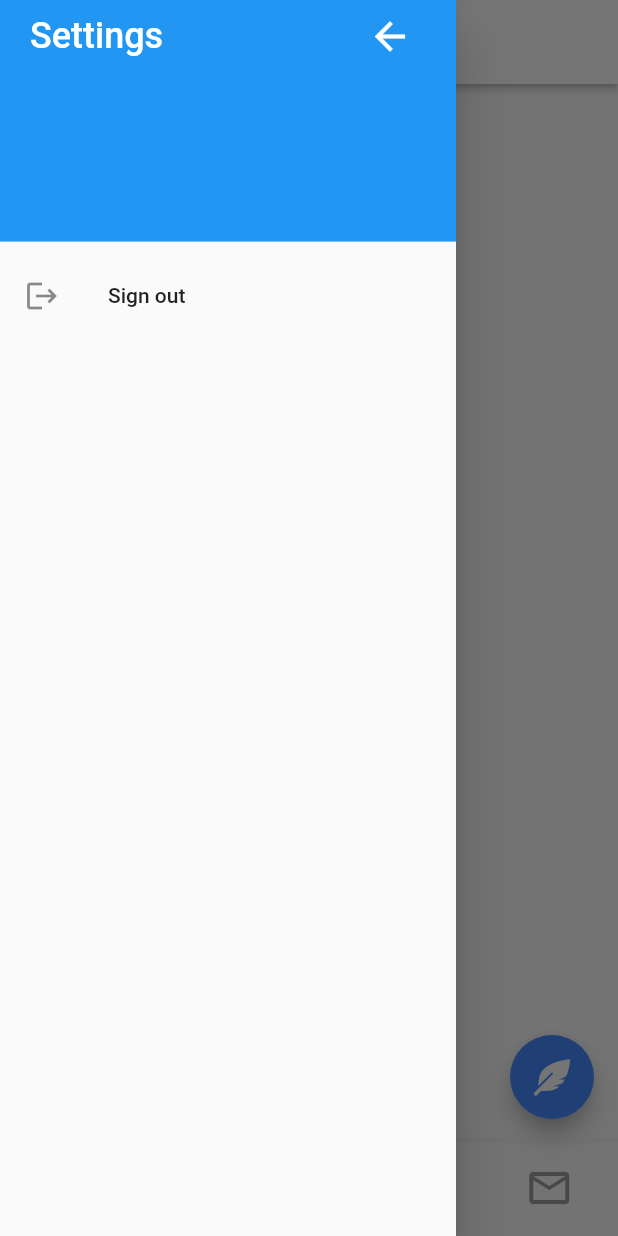
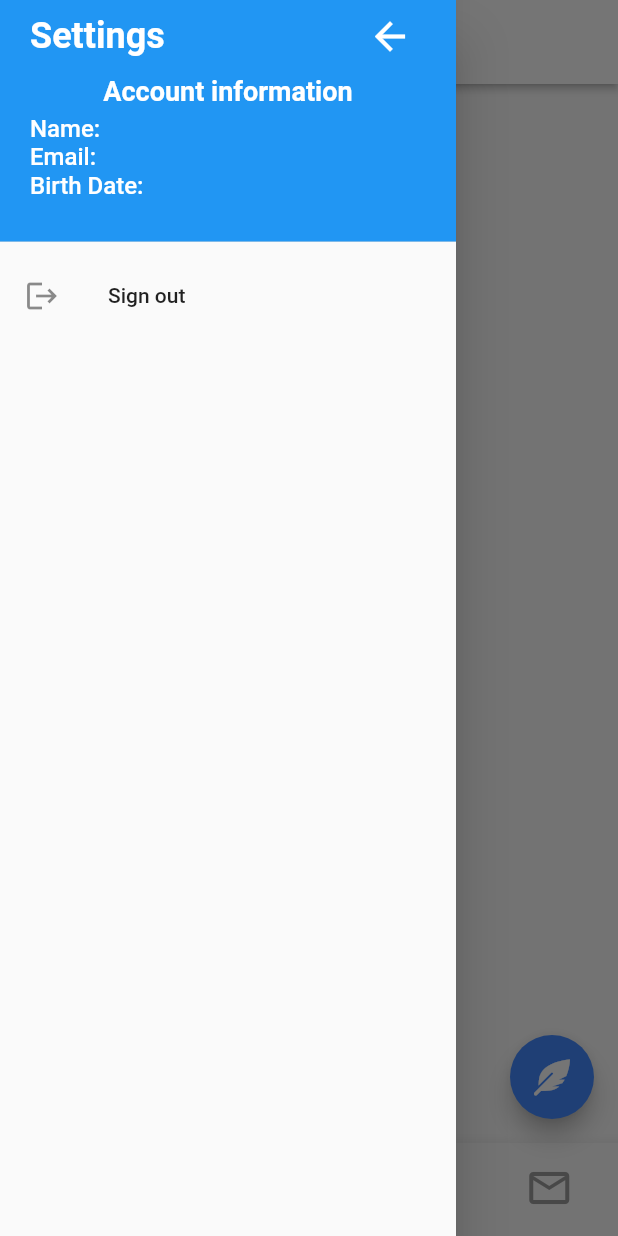
Before and after one commit to williamtift/twitter_copycat, a Flutter app: the screen it shows once a user with an empty profile is signed in, with the side drawer open, on a phone screen of 412 x 824 dp. Run offline on Flutter 3.47's test engine with Material 2 defaults, Android fonts, the phone set to English and light mode, and no system bars; our stand-ins replace cloud_firestore, firebase_auth, firebase_core, font_awesome_flutter; accounts and stored records are empty.

Commit message:
Decoracion minima al drawer, para que se muestren los datos del usuario

```diff
--- a/twitter_copycat/lib/src/screens/home_screen.dart
+++ b/twitter_copycat/lib/src/screens/home_screen.dart
@@ -100,9 +100,9 @@ class _HomeScreenState extends State<HomeScreen> {
                         const Text(
                           'Settings',
                           style: TextStyle(
-                            color: Colors.white,
-                            fontSize: 24,
-                          ),
+                              color: Colors.white,
+                              fontSize: 24,
+                              fontWeight: FontWeight.bold),
                         ),
                         IconButton(
                           onPressed: () => {
@@ -116,6 +116,63 @@ class _HomeScreenState extends State<HomeScreen> {
                         ),
                       ],
                     ),
+                    const Padding (padding: EdgeInsets.only(top: 2, bottom: 5), child: Text(
+                      'Account information',
+                      style: TextStyle(
+                        color: Colors.white,
+                        fontSize: 18,
+                        fontWeight: FontWeight.bold
+                      ),
+                    ),),
+                    Column(
+                      children: [
+                        Row(
+                          mainAxisAlignment: MainAxisAlignment.spaceBetween,
+                          children: [
+                            const Text('Name:',
+                                style: TextStyle(
+                                  color: Colors.white,
+                                  fontSize: 16,
+                                )),
+                            Text(widget.usuario.name,
+                                style: const TextStyle(
+                                  color: Colors.white,
+                                  fontSize: 16,
+                                )),
+                          ],
+                        ),
+                        Row(
+                          mainAxisAlignment: MainAxisAlignment.spaceBetween,
+                          children: [
+                            const Text('Email:',
+                                style: TextStyle(
+                                  color: Colors.white,
+                                  fontSize: 16,
+                                )),
+                            Text(widget.usuario.email,
+                                style: const TextStyle(
+                                  color: Colors.white,
+                                  fontSize: 16,
+                                )),
+                          ],
+                        ),
+                        Row(
+                          mainAxisAlignment: MainAxisAlignment.spaceBetween,
+                          children: [
+                            const Text('Birth Date:',
+                                style: TextStyle(
+                                  color: Colors.white,
+                                  fontSize: 16,
+                                )),
+                            Text(widget.usuario.fecha,
+                                style: const TextStyle(
+                                  color: Colors.white,
+                                  fontSize: 16,
+                                )),
+                          ],
+                        ),
+                      ],
+                    ),
                   ]),
                 ),
               ] +
@@ -123,7 +180,7 @@ class _HomeScreenState extends State<HomeScreen> {
         ),
       ),
       body: ListView(
-        padding: const EdgeInsets.symmetric(vertical:10),
+        padding: const EdgeInsets.symmetric(vertical: 10),
         children: <Widget>[
           _widgetOptions.elementAt(_selectedIndex),
         ],
```
